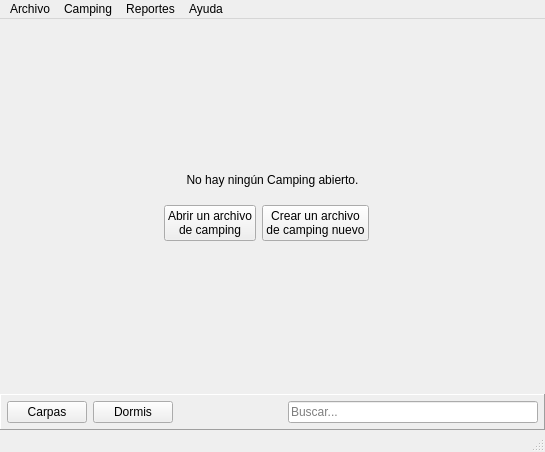
Qt form MainWindow.ui (dnohales/camping) before a commit.
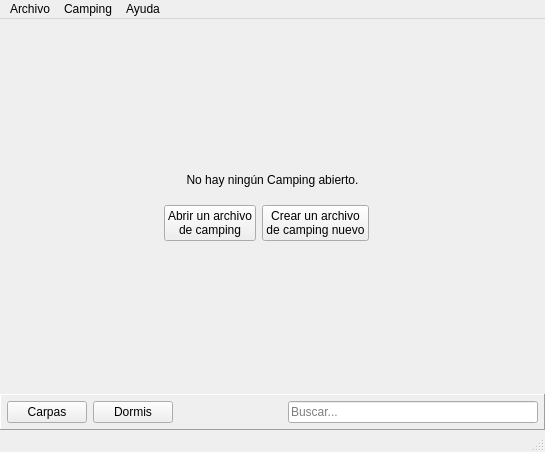
The same form after that commit. Icons and pictures are not drawn. Custom widgets are drawn as their Qt base class.

Commit message: Cambiado ligeramente el menú principal.

Diff of the .ui file:
```diff
--- a/MainWindow.ui
+++ b/MainWindow.ui
@@ -325,13 +325,6 @@
     <addaction name="actionCarpas_y_dormis"/>
     <addaction name="actionEditar_plantilla_para_el_recibo_del_cliente"/>
     <addaction name="separator"/>
-    <addaction name="actionVer_carpas"/>
-    <addaction name="actionVer_dormis"/>
-   </widget>
-   <widget class="QMenu" name="menuReportes">
-    <property name="title">
-     <string>Reportes</string>
-    </property>
     <addaction name="actionLista_de_hu_spedes"/>
     <addaction name="actionLista_de_vencidos"/>
    </widget>
@@ -346,7 +339,6 @@
    </widget>
    <addaction name="menuArchivo"/>
    <addaction name="menuCamping"/>
-   <addaction name="menuReportes"/>
    <addaction name="menuAyuda"/>
   </widget>
   <widget class="QStatusBar" name="statusBar"/>
```
Left out of the diff: 10 changed lines with no effect on the pictures. The commit also changes 2 other files.
